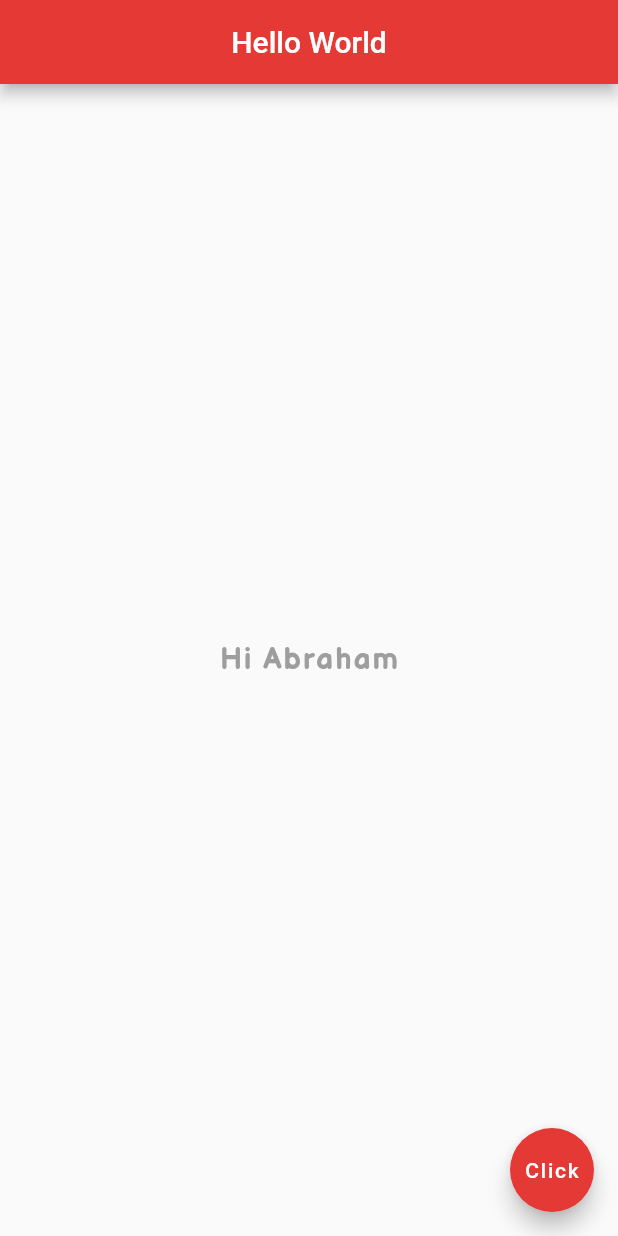
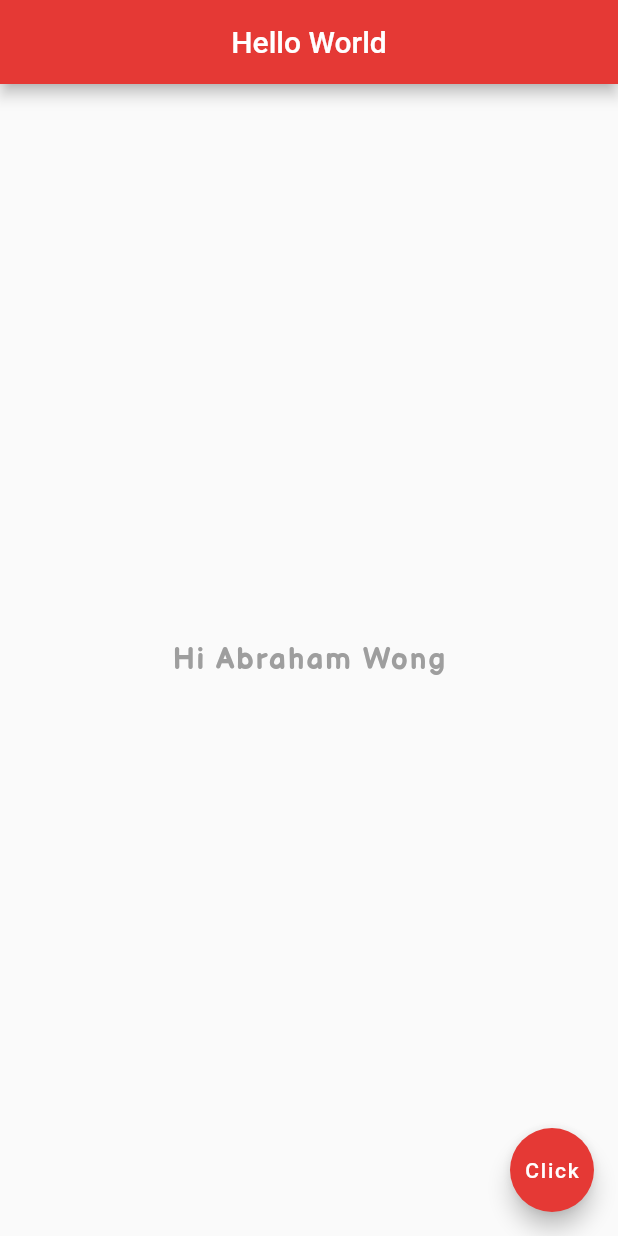
Before and after one commit to AbrahamWong/flutter_tutorial, a Flutter app: the screen it shows after launch, on a phone screen of 412 x 824 dp. Run offline on Flutter 3.47's test engine with Material 2 defaults, Android fonts, the phone set to English and light mode, and no system bars.

```diff
--- a/lib/main.dart
+++ b/lib/main.dart
@@ -4,29 +4,36 @@ import 'package:flutter/material.dart';
 
 void main() {
   // runApp(const MyApp());
-  runApp(MaterialApp(
+  runApp(const MaterialApp(
     // home: Text("Hello World!"),        => displays an ugly looking "Hello World"
-    home: Scaffold(
+
+    // now Hot Reload can be used!
+    // create a class that extends StatelessWidget
+    // and move the Scaffold() widget to there
+    home: Home(),
+  ));
+}
+
+class Home extends StatelessWidget {
+  const Home({Key? key}) : super(key: key);
+
+  @override
+  Widget build(BuildContext context) {
+    return Scaffold(
       appBar: AppBar(
         title: const Text("Hello World"),
         centerTitle: true,
-
         backgroundColor: Colors.red[600],
       ),
 
-      // body: const Text("Hi Abraham"),  => displays small "Hi Abraham" on top left body
       body: const Center(
-        // child: Text("Hi Abraham"),     => displays vanilla "Hi Abraham" without text variation
         child: Text(
-          "Hi Abraham",
+          "Hi Abraham Wong",
           style: TextStyle(
             fontSize: 20.0,
             fontWeight: FontWeight.bold,
             letterSpacing: 1.25,
             color: Colors.grey,
-
-            // To add custom fonts, edit pubspec.yaml first according
-            // to the instructions given
             fontFamily: "BalsamiqSans",
           ),
         ),
@@ -35,13 +42,13 @@ void main() {
       floatingActionButton: FloatingActionButton(
         onPressed: () {  },
         child: const Text("Click"),
-
         backgroundColor: Colors.red[600],
       ),
 
-    ),
-  ));
+    );
+  }
 }
+
 
 // class MyApp extends StatelessWidget {
 //   const MyApp({Key? key}) : super(key: key);
```
